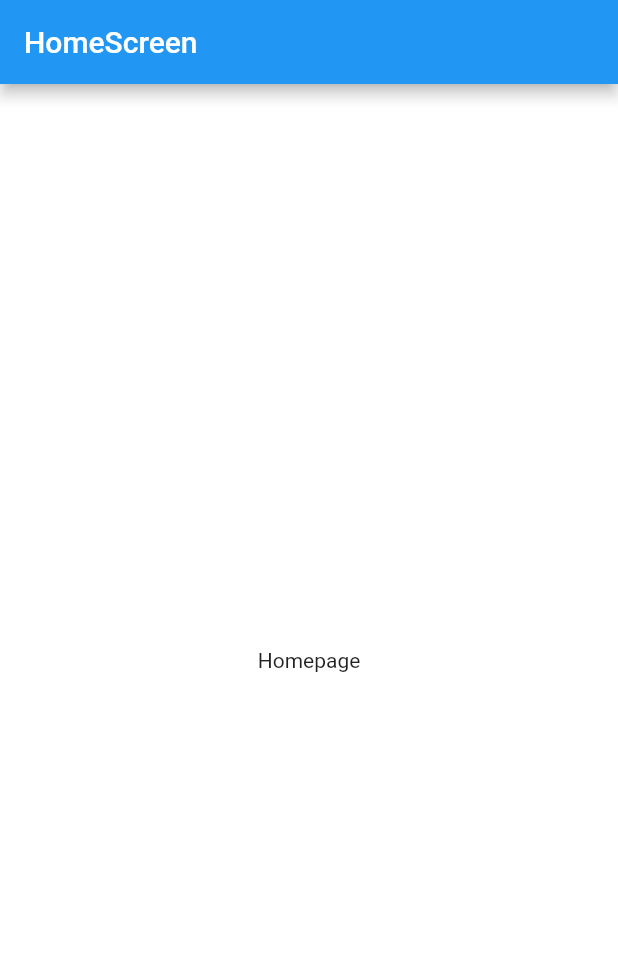
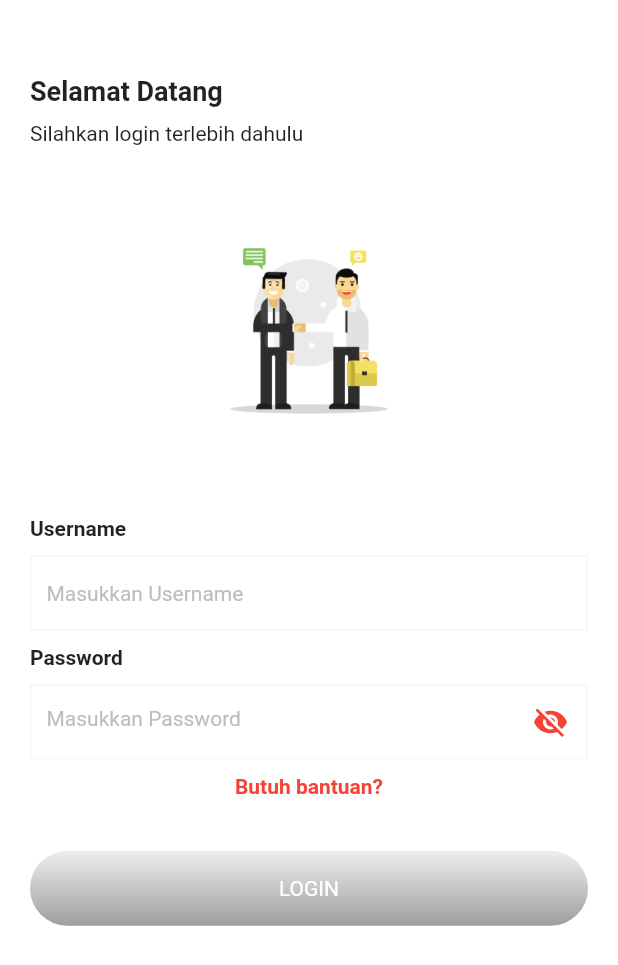
Before and after one commit to fahrulazimi/project, a Flutter app: the screen it shows after launch, after a tap on "LEWATI", after a tap on "MULAI", on a phone screen of 412 x 824 dp. Shown: the top 965 px of the screen. Run offline on Flutter 3.47's test engine with Material 2 defaults, Android fonts, the phone set to English and light mode, and no system bars; our stand-ins replace introduction_screen.

Commit message:
update login

```diff
--- /dev/null
+++ b/lib/login_page.dart
@@ -0,0 +1,141 @@
+import 'package:flutter/material.dart';
+import 'package:project/home.dart';
+import 'package:project/layout.dart';
+
+class LoginPage extends StatefulWidget {
+  @override
+  _LoginPageState createState() => _LoginPageState();
+}
+
+class _LoginPageState extends State<LoginPage> {
+  bool _passwordVisible = true;
+
+  void initState() {
+    _passwordVisible = false;
+  }
+
+  @override
+  Widget build(BuildContext context) {
+    SizeConfig().init(context);
+    return Scaffold(
+      backgroundColor: Colors.white,
+      body: Container(
+        padding: EdgeInsets.only(left: 20, right: 20),
+        child: Column(
+          crossAxisAlignment: CrossAxisAlignment.start,
+          children: <Widget>[
+            Column(
+              crossAxisAlignment: CrossAxisAlignment.start,
+              children: <Widget>[
+                SizedBox(
+                  height: 50,
+                ),
+                Text(
+                  "Selamat Datang",
+                  style: TextStyle(fontSize: 18, fontWeight: FontWeight.w700),
+                ),
+                SizedBox(
+                  height: 10,
+                ),
+                Text(
+                  "Silahkan login terlebih dahulu",
+                  style: TextStyle(fontSize: 14),
+                ),
+                Image.asset(
+                  "assets/images/intro4.png",
+                  width: SizeConfig.blockHorizontal * 100,
+                  height: SizeConfig.blockVertical * 30,
+                ),
+                Text(
+                  "Username",
+                  style: TextStyle(fontSize: 14, fontWeight: FontWeight.w700),
+                ),
+                Container(
+                  padding: EdgeInsets.only(left: 10),
+                  margin: EdgeInsets.fromLTRB(0, 10, 0, 10),
+                  decoration: BoxDecoration(
+                    border: Border.all(color: Colors.grey[100]),
+                  ),
+                  child: TextField(
+                    decoration: InputDecoration(
+                        border: InputBorder.none,
+                        hintText: "Masukkan Username",
+                        hintStyle:
+                            TextStyle(fontSize: 14, color: Colors.grey[400])),
+                  ),
+                ),
+                Text(
+                  "Password",
+                  style: TextStyle(fontSize: 14, fontWeight: FontWeight.w700),
+                ),
+                Container(
+                  padding: EdgeInsets.only(left: 10),
+                  margin: EdgeInsets.fromLTRB(0, 10, 0, 10),
+                  decoration: BoxDecoration(
+                    border: Border.all(color: Colors.grey[100]),
+                  ),
+                  child: TextField(
+                      obscureText: !_passwordVisible,
+                      decoration: InputDecoration(
+                        border: InputBorder.none,
+                        hintText: "Masukkan Password",
+                        hintStyle:
+                            TextStyle(fontSize: 14, color: Colors.grey[400]),
+                        suffixIcon: IconButton(
+                          icon: Icon(
+                              _passwordVisible
+                                  ? Icons.visibility
+                                  : Icons.visibility_off,
+                              color: Colors.red),
+                          onPressed: () {
+                            setState(() {
+                              _passwordVisible = !_passwordVisible;
+                            });
+                          },
+                          color: Colors.red,
+                        ),
+                      )),
+                ),
+                Container(
+                  child: Center(
+                    child: Text(
+                      "Butuh bantuan?",
+                      style: TextStyle(
+                          fontSize: 14,
+                          fontWeight: FontWeight.w700,
+                          color: Colors.red),
+                    ),
+                  ),
+                ),
+                SizedBox(
+                  height: 35,
+                ),
+                GestureDetector(
+                    child: Container(
+                      height: 50,
+                      decoration: BoxDecoration(
+                        borderRadius: BorderRadius.circular(25),
+                        gradient: LinearGradient(
+                            begin: Alignment.bottomCenter,
+                            end: Alignment.topCenter,
+                            colors: [Colors.grey, Colors.grey[200]]),
+                      ),
+                      child: Center(
+                        child: Text(
+                          "LOGIN",
+                          style: TextStyle(fontSize: 14, color: Colors.white),
+                        ),
+                      ),
+                    ),
+                    onTap: () {
+                      Navigator.pushReplacement(context,
+                          MaterialPageRoute(builder: (context) => Home()));
+                    })
+              ],
+            ),
+          ],
+        ),
+      ),
+    );
+  }
+}
--- a/lib/onboarding.dart
+++ b/lib/onboarding.dart
@@ -1,6 +1,6 @@
 import 'package:flutter/material.dart';
 import 'package:introduction_screen/introduction_screen.dart';
-import 'package:project/home.dart';
+import 'package:project/login_page.dart';
 
 class OnBoarding extends StatefulWidget {
   @override
@@ -91,7 +91,7 @@ class _OnBoardingState extends State<OnBoarding> {
         ],
         onDone: () {
           Navigator.pushReplacement(
-              context, MaterialPageRoute(builder: (context) => Home()));
+              context, MaterialPageRoute(builder: (context) => LoginPage()));
         },
         showSkipButton: true,
         showNextButton: true,
--- a/lib/splashscreen.dart
+++ b/lib/splashscreen.dart
@@ -1,5 +1,4 @@
 import 'package:flutter/material.dart';
-import 'package:project/home.dart';
 import 'dart:async';
 import 'package:project/layout.dart';
 import 'package:project/onboarding.dart';
```
